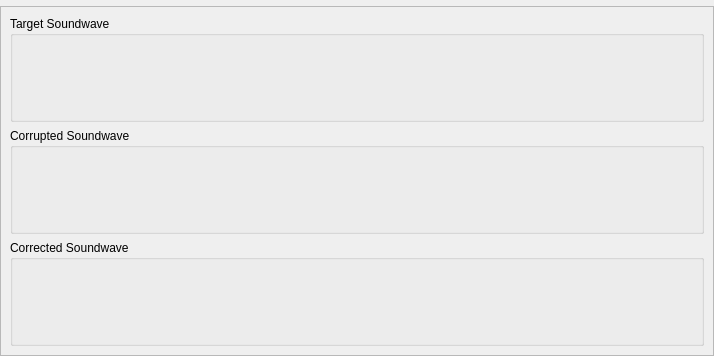
The window that code/interface/vimainwindow/forms/vimainwavewidget.ui (visore/Visore) describes before a commit, drawn with Qt 5.
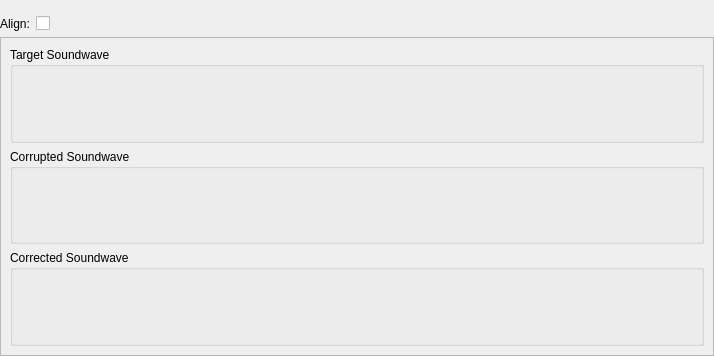
The same window after the commit. Custom widgets are drawn as their Qt base class.

Patch:
```diff
--- a/code/interface/vimainwindow/forms/vimainwavewidget.ui
+++ b/code/interface/vimainwindow/forms/vimainwavewidget.ui
@@ -35,14 +35,7 @@
    <property name="bottomMargin">
     <number>0</number>
    </property>
-   <item row="0" column="0">
-    <widget class="ViProjectLoader" name="projectLoader" native="true">
-     <property name="styleSheet">
-      <string notr="true"/>
-     </property>
-    </widget>
-   </item>
-   <item row="1" column="0">
+   <item row="3" column="0" colspan="2">
     <widget class="QScrollArea" name="scrollArea">
      <property name="widgetResizable">
       <bool>true</bool>
@@ -52,8 +45,8 @@
        <rect>
         <x>0</x>
         <y>0</y>
-        <width>712</width>
-        <height>338</height>
+        <width>472</width>
+        <height>311</height>
        </rect>
       </property>
       <layout class="QGridLayout" name="gridLayout_3">
@@ -97,6 +90,64 @@
      </widget>
     </widget>
    </item>
+   <item row="3" column="2">
+    <spacer name="verticalSpacer">
+     <property name="orientation">
+      <enum>Qt::Vertical</enum>
+     </property>
+     <property name="sizeHint" stdset="0">
+      <size>
+       <width>0</width>
+       <height>40</height>
+      </size>
+     </property>
+    </spacer>
+   </item>
+   <item row="2" column="0" colspan="2">
+    <widget class="QWidget" name="alignWidget" native="true">
+     <layout class="QFormLayout" name="formLayout">
+      <property name="leftMargin">
+       <number>0</number>
+      </property>
+      <property name="topMargin">
+       <number>0</number>
+      </property>
+      <property name="rightMargin">
+       <number>0</number>
+      </property>
+      <property name="bottomMargin">
+       <number>0</number>
+      </property>
+      <item row="0" column="0">
+       <widget class="QLabel" name="alignLabel">
+        <property name="text">
+         <string>Align:</string>
+        </property>
+       </widget>
+      </item>
+      <item row="0" column="1">
+       <widget class="QCheckBox" name="alignCheckBox">
+        <property name="text">
+         <string/>
+        </property>
+       </widget>
+      </item>
+     </layout>
+    </widget>
+   </item>
+   <item row="0" column="0" colspan="2">
+    <widget class="ViProjectLoader" name="projectLoader" native="true">
+     <property name="minimumSize">
+      <size>
+       <width>0</width>
+       <height>10</height>
+      </size>
+     </property>
+     <property name="styleSheet">
+      <string notr="true"/>
+     </property>
+    </widget>
+   </item>
   </layout>
  </widget>
  <customwidgets>
```
Left out of the diff: 24 changed lines with no effect on the pictures.
